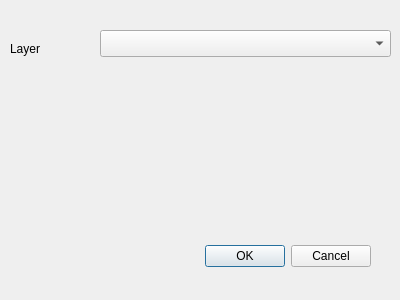
Before: the Qt Designer form profileAAR_dialog_base.ui in ISAAKiel/profileAAR, drawn with Qt 5.
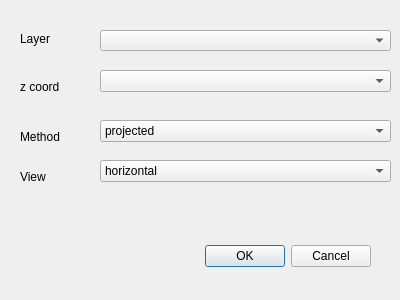
After: the same form once the commit is applied.

Commit message: starting with the gui

Diff of the .ui file:
```diff
--- a/profileAAR_dialog_base.ui
+++ b/profileAAR_dialog_base.ui
@@ -35,15 +35,15 @@
      <x>100</x>
      <y>30</y>
      <width>291</width>
-     <height>27</height>
+     <height>21</height>
     </rect>
    </property>
   </widget>
   <widget class="QLabel" name="label">
    <property name="geometry">
     <rect>
-     <x>10</x>
-     <y>40</y>
+     <x>20</x>
+     <y>30</y>
      <width>68</width>
      <height>17</height>
     </rect>
@@ -52,6 +52,95 @@
     <string>Layer</string>
    </property>
   </widget>
+  <widget class="QComboBox" name="zCombo">
+   <property name="geometry">
+    <rect>
+     <x>100</x>
+     <y>70</y>
+     <width>291</width>
+     <height>22</height>
+    </rect>
+   </property>
+  </widget>
+  <widget class="QLabel" name="label_2">
+   <property name="geometry">
+    <rect>
+     <x>20</x>
+     <y>80</y>
+     <width>47</width>
+     <height>13</height>
+    </rect>
+   </property>
+   <property name="text">
+    <string>z coord</string>
+   </property>
+  </widget>
+  <widget class="QComboBox" name="methodCombo">
+   <property name="geometry">
+    <rect>
+     <x>100</x>
+     <y>120</y>
+     <width>291</width>
+     <height>22</height>
+    </rect>
+   </property>
+   <item>
+    <property name="text">
+     <string>projected</string>
+    </property>
+   </item>
+   <item>
+    <property name="text">
+     <string>surface</string>
+    </property>
+   </item>
+  </widget>
+  <widget class="QLabel" name="label_3">
+   <property name="geometry">
+    <rect>
+     <x>20</x>
+     <y>130</y>
+     <width>47</width>
+     <height>13</height>
+    </rect>
+   </property>
+   <property name="text">
+    <string>Method</string>
+   </property>
+  </widget>
+  <widget class="QLabel" name="label_4">
+   <property name="geometry">
+    <rect>
+     <x>20</x>
+     <y>170</y>
+     <width>47</width>
+     <height>13</height>
+    </rect>
+   </property>
+   <property name="text">
+    <string>View</string>
+   </property>
+  </widget>
+  <widget class="QComboBox" name="viewCombo">
+   <property name="geometry">
+    <rect>
+     <x>100</x>
+     <y>160</y>
+     <width>291</width>
+     <height>22</height>
+    </rect>
+   </property>
+   <item>
+    <property name="text">
+     <string>horizontal</string>
+    </property>
+   </item>
+   <item>
+    <property name="text">
+     <string>original</string>
+    </property>
+   </item>
+  </widget>
  </widget>
  <resources/>
  <connections>
```
The commit also changes 2 other files.
